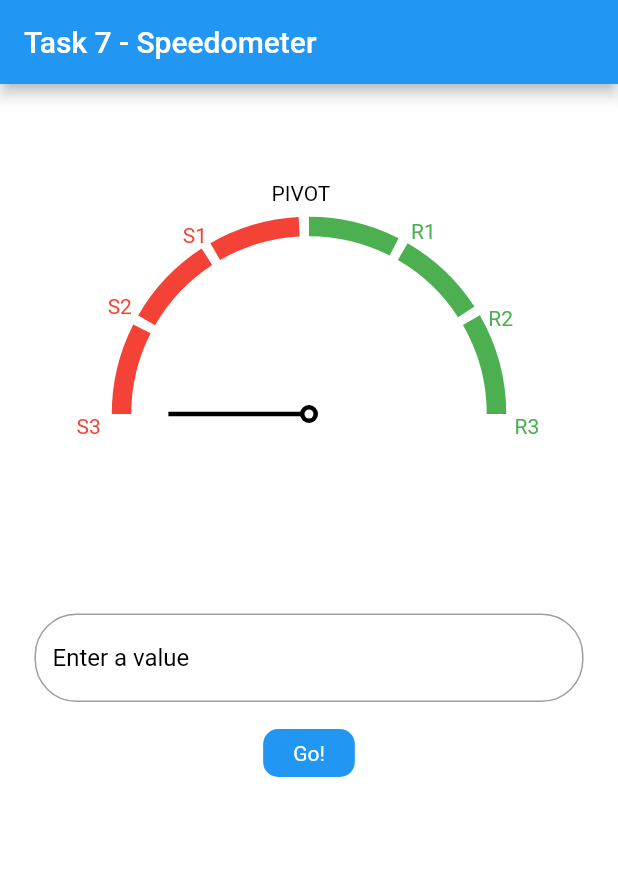
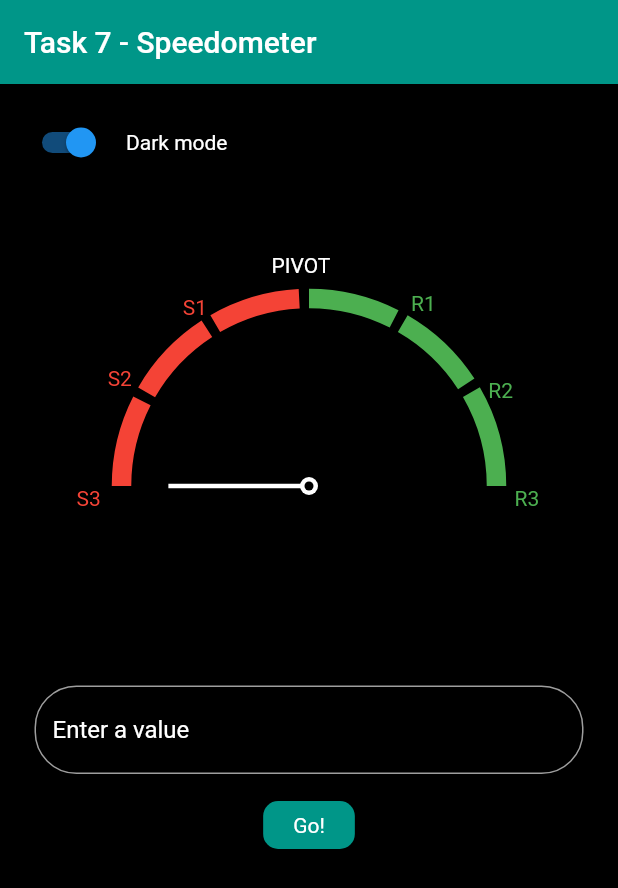
Before and after one commit to newallJemuelD/task7_feedback_fixes, a Flutter app: the screen it shows after launch, on a phone screen of 412 x 824 dp. Shown: the top 888 px of the screen. Run offline on Flutter 3.47's test engine with Material 2 defaults, Android fonts, the light colour scheme and no system bars; our stand-ins replace flutter_bloc.

Commit message:
theme and size constraints fix

```diff
--- a/lib/bloc/event.dart
+++ b/lib/bloc/event.dart
@@ -5,3 +5,9 @@ class ClickEvent extends SpeedOMeterEvent {
 
   ClickEvent(this.eventValue);
 }
+
+class ThemeChangeEvent extends SpeedOMeterEvent {
+  bool themeChange;
+
+  ThemeChangeEvent(this.themeChange);
+}
--- a/lib/bloc/logic_bloc.dart
+++ b/lib/bloc/logic_bloc.dart
@@ -1,5 +1,7 @@
+import 'package:flutter/material.dart';
 import 'package:flutter_bloc/flutter_bloc.dart';
 
+import '../app_theme.dart';
 import 'event.dart';
 import 'state.dart';
 
@@ -11,6 +13,11 @@ class LogicBloc extends Bloc<SpeedOMeterEvent, SpeedOMeterState> {
       if (event is ClickEvent) {
         emit(ResultState(value: event.eventValue));
       }
+      if (event is ThemeChangeEvent) {
+        ThemeData themeMode =
+            event.themeChange ? AppTheme.darkTheme : AppTheme.lightTheme;
+        emit(ThemeState(themeChange: event.themeChange, themeData: themeMode));
+      }
     });
   }
 }
--- a/lib/bloc/state.dart
+++ b/lib/bloc/state.dart
@@ -1,3 +1,5 @@
+import 'package:flutter/material.dart';
+
 abstract class SpeedOMeterState {}
 
 class ResultState extends SpeedOMeterState {
@@ -5,3 +7,13 @@ class ResultState extends SpeedOMeterState {
 
   ResultState({required this.value});
 }
+
+class ThemeState extends SpeedOMeterState {
+  bool themeChange;
+  ThemeData themeData;
+
+  ThemeState({
+    required this.themeChange,
+    required this.themeData,
+  });
+}
--- a/lib/main.dart
+++ b/lib/main.dart
@@ -1,26 +1,55 @@
 import 'package:flutter/material.dart';
 import 'package:flutter_bloc/flutter_bloc.dart';
 import 'package:speedometer/app_theme.dart';
+import 'package:speedometer/bloc/event.dart';
 import 'package:speedometer/bloc/logic_bloc.dart';
+import 'package:speedometer/bloc/state.dart';
 
 import 'speedometer/home_page.dart';
 
 void main() {
-  runApp(const MyApp());
+  runApp(BlocProvider(
+    create: (context) => LogicBloc(value: 0),
+    child: MyApp(),
+  ));
 }
 
-class MyApp extends StatelessWidget {
+class MyApp extends StatefulWidget {
   const MyApp({super.key});
 
   @override
+  State<MyApp> createState() => _MyAppState();
+}
+
+class _MyAppState extends State<MyApp> {
+  LogicBloc? _bloc;
+
+  @override
+  void initState() {
+    _bloc = BlocProvider.of<LogicBloc>(context);
+    _bloc!.add(ThemeChangeEvent(true));
+    super.initState();
+  }
+
+  @override
   Widget build(BuildContext context) {
-    return MaterialApp(
-      title: 'Flutter Demo',
-      theme: AppTheme.lightTheme,
-      home: BlocProvider(
-        create: (context) => LogicBloc(value: 0),
-        child: const HomePage(),
+    return BlocProvider(
+      create: (context) => LogicBloc(value: 0),
+      child: BlocBuilder<LogicBloc, SpeedOMeterState>(
+        builder: (context, state) {
+          if (state is ThemeState) {
+            return buildWithTheme(state.themeData);
+          }
+          return buildWithTheme(AppTheme.darkTheme);
+        },
       ),
     );
   }
+
+  MaterialApp buildWithTheme(ThemeData themeData) {
+    return MaterialApp(
+      theme: themeData,
+      home: const HomePage(),
+    );
+  }
 }
--- a/lib/speedometer/home_page.dart
+++ b/lib/speedometer/home_page.dart
@@ -17,6 +17,7 @@ class HomePage extends StatefulWidget {
 class _MainScreenState extends State<HomePage> {
   final myController = TextEditingController();
   String? inputValue;
+  bool isDarkMode = true;
 
   @override
   Widget build(BuildContext context) {
@@ -32,6 +33,42 @@ class _MainScreenState extends State<HomePage> {
           padding: const EdgeInsets.all(15.0),
           child: Column(
             children: [
+              Row(
+                children: [
+                  BlocBuilder<LogicBloc, SpeedOMeterState>(
+                    builder: (context, state) {
+                      if (state is ThemeState) {
+                        return Switch.adaptive(
+                          value: state.themeChange,
+                          onChanged: (value) {
+                            context
+                                .read<LogicBloc>()
+                                .add((ThemeChangeEvent(value)));
+                          },
+                        );
+                      } else {
+                        return Switch.adaptive(
+                          value: true,
+                          onChanged: (value) {
+                            context
+                                .read<LogicBloc>()
+                                .add((ThemeChangeEvent(value)));
+                          },
+                        );
+                      }
+                    },
+                  ),
+                  const SizedBox(
+                    width: 10,
+                  ),
+                  Text(
+                    'Dark mode',
+                    style: TextStyle(
+                      color: Theme.of(context).iconTheme.color,
+                    ),
+                  ),
+                ],
+              ),
               Padding(
                 padding: const EdgeInsets.only(top: 80),
                 child: Row(
@@ -45,7 +82,7 @@ class _MainScreenState extends State<HomePage> {
                         }
                         return SpeedOMeter(
                           context: context,
-                          //enter size value in the range of 200 to 320
+                          //enter size value in the range of 200 to 300
                           size: 250,
                           sColor: Colors.red,
                           rColor: Colors.green,
--- a/lib/speedometer/speedometer.dart
+++ b/lib/speedometer/speedometer.dart
@@ -6,8 +6,8 @@ class SpeedOMeter extends StatelessWidget {
   final BuildContext context;
   final MaterialColor sColor;
   final MaterialColor rColor;
-  final double size;
-  const SpeedOMeter({
+  double size;
+  SpeedOMeter({
     Key? key,
     required this.size,
     required this.context,
@@ -20,6 +20,16 @@ class SpeedOMeter extends StatelessWidget {
 
   @override
   Widget build(BuildContext context) {
+    double screenWidth = MediaQuery.of(context).size.width;
+
+    if (size < 200) {
+      size = 200;
+    } else if (size > 300) {
+      size = screenWidth - 90;
+    } else {
+      size = size;
+    }
+
     return CustomPaint(
       size: Size(size, size),
       painter: SpeedOMeterPainter(
```
